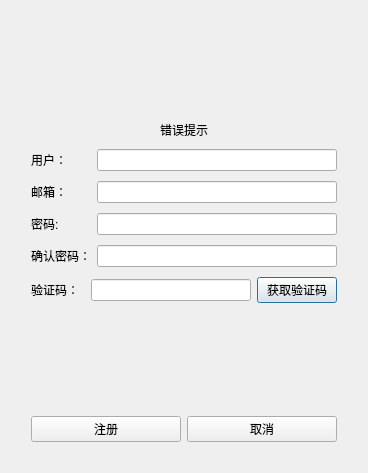
Qt form ZhKeyesIMClient/UI/RegisterDlg.ui (Keyes117/ZhKeyesIM) before a commit.
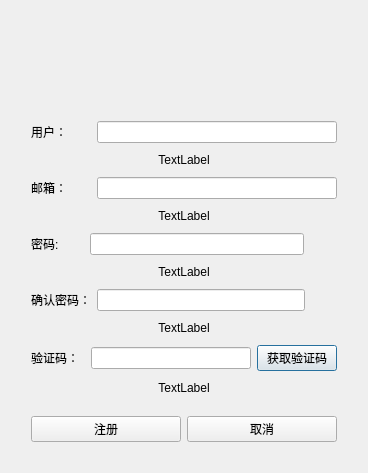
The same form after that commit. Custom widgets are drawn as their Qt base class.

```diff
--- a/ZhKeyesIMClient/UI/RegisterDlg.ui
+++ b/ZhKeyesIMClient/UI/RegisterDlg.ui
@@ -28,7 +28,7 @@
     </spacer>
    </item>
    <item>
-    <layout class="QVBoxLayout" name="layout_main" stretch="0,2,2,2,2,2,3,2">
+    <layout class="QVBoxLayout" name="layout_main" stretch="2,2,2,2,2,2,2,2,2,2,3,2">
      <property name="spacing">
       <number>10</number>
      </property>
@@ -44,19 +44,6 @@
      <property name="bottomMargin">
       <number>20</number>
      </property>
-     <item>
-      <widget class="QLabel" name="err_tip">
-       <property name="layoutDirection">
-        <enum>Qt::LayoutDirection::LeftToRight</enum>
-       </property>
-       <property name="text">
-        <string>错误提示</string>
-       </property>
-       <property name="alignment">
-        <set>Qt::AlignmentFlag::AlignCenter</set>
-       </property>
-      </widget>
-     </item>
      <item>
       <layout class="QHBoxLayout" name="layout_user" stretch="2,8">
        <item>
@@ -71,6 +58,16 @@
        </item>
       </layout>
      </item>
+     <item>
+      <widget class="QLabel" name="label_userErr">
+       <property name="text">
+        <string>TextLabel</string>
+       </property>
+       <property name="alignment">
+        <set>Qt::AlignCenter</set>
+       </property>
+      </widget>
+     </item>
      <item>
       <layout class="QHBoxLayout" name="layout_email" stretch="2,8">
        <item>
@@ -86,7 +83,17 @@
       </layout>
      </item>
      <item>
-      <layout class="QHBoxLayout" name="layout_password" stretch="2,8">
+      <widget class="QLabel" name="label_emailErr">
+       <property name="text">
+        <string>TextLabel</string>
+       </property>
+       <property name="alignment">
+        <set>Qt::AlignCenter</set>
+       </property>
+      </widget>
+     </item>
+     <item>
+      <layout class="QHBoxLayout" name="layout_password" stretch="2,8,1">
        <item>
         <widget class="QLabel" name="label_password">
          <property name="text">
@@ -97,10 +104,27 @@
        <item>
         <widget class="QLineEdit" name="lineEdit_password"/>
        </item>
+       <item>
+        <widget class="ClickedLabel" name="label_pass_visible">
+         <property name="text">
+          <string/>
+         </property>
+        </widget>
+       </item>
       </layout>
      </item>
      <item>
-      <layout class="QHBoxLayout" name="layout_confirm" stretch="2,8">
+      <widget class="QLabel" name="label_passwordErr">
+       <property name="text">
+        <string>TextLabel</string>
+       </property>
+       <property name="alignment">
+        <set>Qt::AlignCenter</set>
+       </property>
+      </widget>
+     </item>
+     <item>
+      <layout class="QHBoxLayout" name="layout_confirm" stretch="2,8,1">
        <item>
         <widget class="QLabel" name="label_confirm">
          <property name="text">
@@ -111,8 +135,25 @@
        <item>
         <widget class="QLineEdit" name="lineEdit_confirm"/>
        </item>
+       <item>
+        <widget class="ClickedLabel" name="label_confirm_visible">
+         <property name="text">
+          <string/>
+         </property>
+        </widget>
+       </item>
       </layout>
      </item>
+     <item>
+      <widget class="QLabel" name="label_confirmErr">
+       <property name="text">
+        <string>TextLabel</string>
+       </property>
+       <property name="alignment">
+        <set>Qt::AlignCenter</set>
+       </property>
+      </widget>
+     </item>
      <item>
       <layout class="QHBoxLayout" name="layout_code" stretch="2,6,2">
        <item>
@@ -134,6 +175,16 @@
        </item>
       </layout>
      </item>
+     <item>
+      <widget class="QLabel" name="label_codeErr">
+       <property name="text">
+        <string>TextLabel</string>
+       </property>
+       <property name="alignment">
+        <set>Qt::AlignCenter</set>
+       </property>
+      </widget>
+     </item>
      <item>
       <spacer name="verticalSpacer">
        <property name="orientation">
@@ -170,6 +221,13 @@
   </layout>
  </widget>
  <layoutdefault spacing="6" margin="11"/>
+ <customwidgets>
+  <customwidget>
+   <class>ClickedLabel</class>
+   <extends>QLabel</extends>
+   <header>clickedlabel.h</header>
+  </customwidget>
+ </customwidgets>
  <resources/>
  <connections/>
 </ui>
```
Left out of the diff: 4 changed lines with no effect on the pictures.
